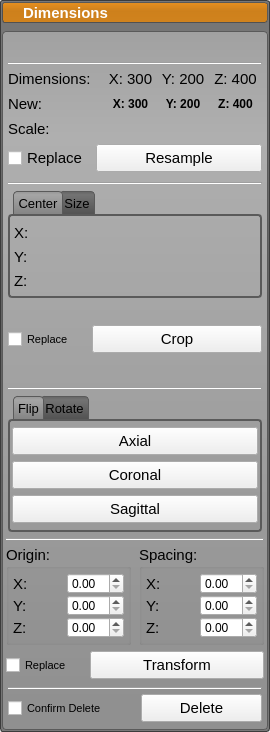
SCIInstitute/Seg3D, file src/Interface/AppInterface/LayerGroupWidget.ui: the form before one commit.
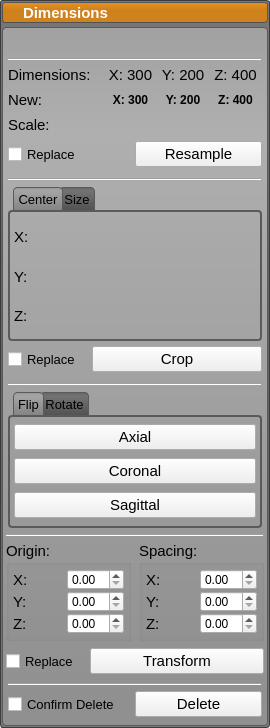
The form after the commit. Icons and pictures are not drawn.

Patch:
```diff
--- a/src/Interface/AppInterface/LayerGroupWidget.ui
+++ b/src/Interface/AppInterface/LayerGroupWidget.ui
@@ -7,7 +7,7 @@
     <x>0</x>
     <y>0</y>
     <width>270</width>
-    <height>732</height>
+    <height>720</height>
    </rect>
   </property>
   <property name="sizePolicy">
@@ -897,9 +897,25 @@
              </widget>
             </item>
             <item>
-             <layout class="QHBoxLayout" name="horizontalLayout_8" stretch="0,1">
+             <widget class="QWidget" name="widget_9" native="true">
+              <property name="minimumSize">
+               <size>
+                <width>0</width>
+                <height>32</height>
+               </size>
+              </property>
+              <property name="maximumSize">
+               <size>
+                <width>16777215</width>
+                <height>32</height>
+               </size>
+              </property>
+              <layout class="QHBoxLayout" name="horizontalLayout_22">
               <property name="spacing">
-               <number>8</number>
+                <number>0</number>
+               </property>
+               <property name="margin">
+                <number>0</number>
               </property>
               <item>
                <widget class="QCheckBox" name="resample_replace_checkBox_">
@@ -915,6 +931,11 @@
                   <height>32</height>
                  </size>
                 </property>
+                 <property name="font">
+                  <font>
+                   <pointsize>10</pointsize>
+                  </font>
+                 </property>
                 <property name="toolTip">
                  <string>Check this box to replace the current layer with the resampled one</string>
                 </property>
@@ -931,18 +952,6 @@
                   <verstretch>0</verstretch>
                  </sizepolicy>
                 </property>
-                <property name="minimumSize">
-                 <size>
-                  <width>0</width>
-                  <height>28</height>
-                 </size>
-                </property>
-                <property name="maximumSize">
-                 <size>
-                  <width>16777215</width>
-                  <height>28</height>
-                 </size>
-                </property>
                 <property name="font">
                  <font>
                   <pointsize>11</pointsize>
@@ -954,6 +963,7 @@
                </widget>
               </item>
              </layout>
+             </widget>
             </item>
            </layout>
           </widget>
@@ -1003,7 +1013,7 @@
                <number>0</number>
               </property>
               <property name="elideMode">
-               <enum>Qt::ElideNone</enum>
+               <enum>Qt::ElideRight</enum>
               </property>
               <widget class="QWidget" name="tab">
                <property name="minimumSize">
@@ -1251,6 +1261,12 @@
                 <height>32</height>
                </size>
               </property>
+              <property name="maximumSize">
+               <size>
+                <width>16777215</width>
+                <height>32</height>
+               </size>
+              </property>
               <layout class="QHBoxLayout" name="horizontalLayout_5" stretch="0,1">
                <property name="spacing">
                 <number>4</number>
@@ -1280,7 +1296,7 @@
                  </property>
                  <property name="font">
                   <font>
-                   <pointsize>8</pointsize>
+                   <pointsize>10</pointsize>
                   </font>
                  </property>
                  <property name="toolTip">
@@ -1299,18 +1315,6 @@
                    <verstretch>0</verstretch>
                   </sizepolicy>
                  </property>
-                 <property name="minimumSize">
-                  <size>
-                   <width>0</width>
-                   <height>28</height>
-                  </size>
-                 </property>
-                 <property name="maximumSize">
-                  <size>
-                   <width>16777215</width>
-                   <height>28</height>
-                  </size>
-                 </property>
                  <property name="font">
                   <font>
                    <pointsize>11</pointsize>
@@ -1381,12 +1385,33 @@
                <attribute name="title">
                 <string>Flip</string>
                </attribute>
-               <layout class="QVBoxLayout" name="verticalLayout_3">
+               <layout class="QVBoxLayout" name="verticalLayout_4">
                 <property name="spacing">
                  <number>2</number>
                 </property>
                 <property name="margin">
-                 <number>2</number>
+                 <number>4</number>
+                </property>
+                <item>
+                 <widget class="QWidget" name="widget_10" native="true">
+                  <property name="minimumSize">
+                   <size>
+                    <width>0</width>
+                    <height>32</height>
+                   </size>
+                  </property>
+                  <property name="maximumSize">
+                   <size>
+                    <width>16777215</width>
+                    <height>32</height>
+                   </size>
+                  </property>
+                  <layout class="QHBoxLayout" name="horizontalLayout_8">
+                   <property name="spacing">
+                    <number>0</number>
+                   </property>
+                   <property name="margin">
+                    <number>0</number>
                 </property>
                 <item>
                  <widget class="QPushButton" name="axial_flip_button_">
@@ -1396,18 +1421,6 @@
                     <verstretch>0</verstretch>
                    </sizepolicy>
                   </property>
-                  <property name="minimumSize">
-                   <size>
-                    <width>0</width>
-                    <height>28</height>
-                   </size>
-                  </property>
-                  <property name="maximumSize">
-                   <size>
-                    <width>16777215</width>
-                    <height>28</height>
-                   </size>
-                  </property>
                   <property name="font">
                    <font>
                     <pointsize>11</pointsize>
@@ -1418,6 +1431,30 @@
                   </property>
                  </widget>
                 </item>
+                  </layout>
+                 </widget>
+                </item>
+                <item>
+                 <widget class="QWidget" name="widget_11" native="true">
+                  <property name="minimumSize">
+                   <size>
+                    <width>0</width>
+                    <height>32</height>
+                   </size>
+                  </property>
+                  <property name="maximumSize">
+                   <size>
+                    <width>16777215</width>
+                    <height>32</height>
+                   </size>
+                  </property>
+                  <layout class="QHBoxLayout" name="horizontalLayout_26">
+                   <property name="spacing">
+                    <number>0</number>
+                   </property>
+                   <property name="margin">
+                    <number>0</number>
+                   </property>
                 <item>
                  <widget class="QPushButton" name="coronal_flip_button_">
                   <property name="sizePolicy">
@@ -1426,18 +1463,6 @@
                     <verstretch>0</verstretch>
                    </sizepolicy>
                   </property>
-                  <property name="minimumSize">
-                   <size>
-                    <width>0</width>
-                    <height>28</height>
-                   </size>
-                  </property>
-                  <property name="maximumSize">
-                   <size>
-                    <width>16777215</width>
-                    <height>28</height>
-                   </size>
-                  </property>
                   <property name="font">
                    <font>
                     <pointsize>11</pointsize>
@@ -1448,6 +1473,30 @@
                   </property>
                  </widget>
                 </item>
+                  </layout>
+                 </widget>
+                </item>
+                <item>
+                 <widget class="QWidget" name="widget_12" native="true">
+                  <property name="minimumSize">
+                   <size>
+                    <width>0</width>
+                    <height>32</height>
+                   </size>
+                  </property>
+                  <property name="maximumSize">
+                   <size>
+                    <width>16777215</width>
+                    <height>32</height>
+                   </size>
+                  </property>
+                  <layout class="QHBoxLayout" name="horizontalLayout_27">
+                   <property name="spacing">
+                    <number>0</number>
+                   </property>
+                   <property name="margin">
+                    <number>0</number>
+                   </property>
                 <item>
                  <widget class="QPushButton" name="sagittal_flip_button_">
                   <property name="sizePolicy">
@@ -1456,18 +1505,6 @@
                     <verstretch>0</verstretch>
                    </sizepolicy>
                   </property>
-                  <property name="minimumSize">
-                   <size>
-                    <width>0</width>
-                    <height>28</height>
-                   </size>
-                  </property>
-                  <property name="maximumSize">
-                   <size>
-                    <width>16777215</width>
-                    <height>28</height>
-                   </size>
-                  </property>
                   <property name="font">
                    <font>
                     <pointsize>11</pointsize>
@@ -1480,6 +1517,9 @@
                 </item>
                </layout>
               </widget>
+                </item>
+               </layout>
+              </widget>
               <widget class="QWidget" name="rotate_tab_">
                <property name="minimumSize">
                 <size>
@@ -1490,12 +1530,33 @@
                <attribute name="title">
                 <string>Rotate</string>
                </attribute>
-               <layout class="QVBoxLayout" name="verticalLayout_4">
+               <layout class="QVBoxLayout" name="verticalLayout_3">
                 <property name="spacing">
                  <number>2</number>
                 </property>
                 <property name="margin">
-                 <number>2</number>
+                 <number>4</number>
+                </property>
+                <item>
+                 <widget class="QWidget" name="widget_13" native="true">
+                  <property name="minimumSize">
+                   <size>
+                    <width>0</width>
+                    <height>32</height>
+                   </size>
+                  </property>
+                  <property name="maximumSize">
+                   <size>
+                    <width>16777215</width>
+                    <height>32</height>
+                   </size>
+                  </property>
+                  <layout class="QHBoxLayout" name="horizontalLayout_28">
+                   <property name="spacing">
+                    <number>0</number>
+                   </property>
+                   <property name="margin">
+                    <number>0</number>
                 </property>
                 <item>
                  <widget class="QPushButton" name="axial_coronal_rotate_button_">
@@ -1505,18 +1566,6 @@
                     <verstretch>0</verstretch>
                    </sizepolicy>
                   </property>
-                  <property name="minimumSize">
-                   <size>
-                    <width>0</width>
-                    <height>28</height>
-                   </size>
-                  </property>
-                  <property name="maximumSize">
-                   <size>
-                    <width>16777215</width>
-                    <height>28</height>
-                   </size>
-                  </property>
                   <property name="font">
                    <font>
                     <pointsize>11</pointsize>
@@ -1527,6 +1576,30 @@
                   </property>
                  </widget>
                 </item>
+                  </layout>
+                 </widget>
+                </item>
+                <item>
+                 <widget class="QWidget" name="widget_16" native="true">
+                  <property name="minimumSize">
+                   <size>
+                    <width>0</width>
+                    <height>32</height>
+                   </size>
+                  </property>
+                  <property name="maximumSize">
+                   <size>
+                    <width>16777215</width>
+                    <height>32</height>
+                   </size>
+                  </property>
+                  <layout class="QHBoxLayout" name="horizontalLayout_29">
+                   <property name="spacing">
+                    <number>0</number>
+                   </property>
+                   <property name="margin">
+                    <number>0</number>
+                   </property>
                 <item>
                  <widget class="QPushButton" name="axial_sagittal_rotate_button_">
                   <property name="sizePolicy">
@@ -1535,18 +1608,6 @@
                     <verstretch>0</verstretch>
                    </sizepolicy>
                   </property>
-                  <property name="minimumSize">
-                   <size>
-                    <width>0</width>
-                    <height>28</height>
-                   </size>
-                  </property>
-                  <property name="maximumSize">
-                   <size>
-                    <width>16777215</width>
-                    <height>28</height>
-                   </size>
-                  </property>
                   <property name="font">
                    <font>
                     <pointsize>11</pointsize>
@@ -1557,6 +1618,30 @@
                   </property>
                  </widget>
                 </item>
+                  </layout>
+                 </widget>
+                </item>
+                <item>
+                 <widget class="QWidget" name="widget_17" native="true">
+                  <property name="minimumSize">
+                   <size>
+                    <width>0</width>
+                    <height>32</height>
+                   </size>
+                  </property>
+                  <property name="maximumSize">
+                   <size>
+                    <width>16777215</width>
+                    <height>32</height>
+                   </size>
+                  </property>
+                  <layout class="QHBoxLayout" name="horizontalLayout_30">
+                   <property name="spacing">
+                    <number>0</number>
+                   </property>
+                   <property name="margin">
+                    <number>0</number>
+                   </property>
                 <item>
                  <widget class="QPushButton" name="sagittal_axial_rotate_button_">
                   <property name="sizePolicy">
@@ -1565,18 +1650,6 @@
                     <verstretch>0</verstretch>
                    </sizepolicy>
                   </property>
-                  <property name="minimumSize">
-                   <size>
-                    <width>0</width>
-                    <height>28</height>
-                   </size>
-                  </property>
-                  <property name="maximumSize">
-                   <size>
-                    <width>16777215</width>
-                    <height>28</height>
-                   </size>
-                  </property>
                   <property name="font">
                    <font>
                     <pointsize>11</pointsize>
@@ -1589,6 +1662,9 @@
                 </item>
                </layout>
               </widget>
+                </item>
+               </layout>
+              </widget>
              </widget>
             </item>
            </layout>
@@ -1876,7 +1952,7 @@
                  </property>
                  <property name="font">
                   <font>
-                   <pointsize>8</pointsize>
+                   <pointsize>10</pointsize>
                   </font>
                  </property>
                  <property name="toolTip">
@@ -1895,18 +1971,6 @@
                    <verstretch>0</verstretch>
                   </sizepolicy>
                  </property>
-                 <property name="minimumSize">
-                  <size>
-                   <width>0</width>
-                   <height>28</height>
-                  </size>
-                 </property>
-                 <property name="maximumSize">
-                  <size>
-                   <width>16777215</width>
-                   <height>28</height>
-                  </size>
-                 </property>
                  <property name="font">
                   <font>
                    <pointsize>11</pointsize>
@@ -1940,9 +2004,25 @@
              </widget>
             </item>
             <item>
-             <layout class="QHBoxLayout" name="horizontalLayout_22">
+             <widget class="QWidget" name="widget_8" native="true">
+              <property name="minimumSize">
+               <size>
+                <width>0</width>
+                <height>32</height>
+               </size>
+              </property>
+              <property name="maximumSize">
+               <size>
+                <width>16777215</width>
+                <height>32</height>
+               </size>
+              </property>
+              <layout class="QHBoxLayout" name="horizontalLayout_25">
               <property name="spacing">
-               <number>12</number>
+                <number>0</number>
+               </property>
+               <property name="margin">
+                <number>0</number>
               </property>
               <item>
                <widget class="QCheckBox" name="confirm_delete_checkbox_">
@@ -1960,7 +2040,7 @@
                 </property>
                 <property name="font">
                  <font>
-                  <pointsize>8</pointsize>
+                   <pointsize>10</pointsize>
                  </font>
                 </property>
                 <property name="text">
@@ -1970,18 +2050,6 @@
               </item>
               <item>
                <widget class="QPushButton" name="delete_button_">
-                <property name="minimumSize">
-                 <size>
-                  <width>0</width>
-                  <height>28</height>
-                 </size>
-                </property>
-                <property name="maximumSize">
-                 <size>
-                  <width>16777215</width>
-                  <height>28</height>
-                 </size>
-                </property>
                 <property name="font">
                  <font>
                   <pointsize>11</pointsize>
@@ -1993,6 +2061,7 @@
                </widget>
               </item>
              </layout>
+             </widget>
             </item>
            </layout>
           </widget>
```
Lines whose indentation alone changed are shown as unchanged.
